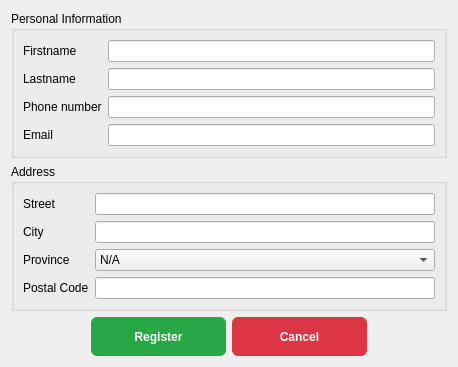
The window that SLT_Application/SLT_Application/AssessorForm.ui (amaralBruno27866/SLT_Solution) describes before a commit, drawn with Qt 5.
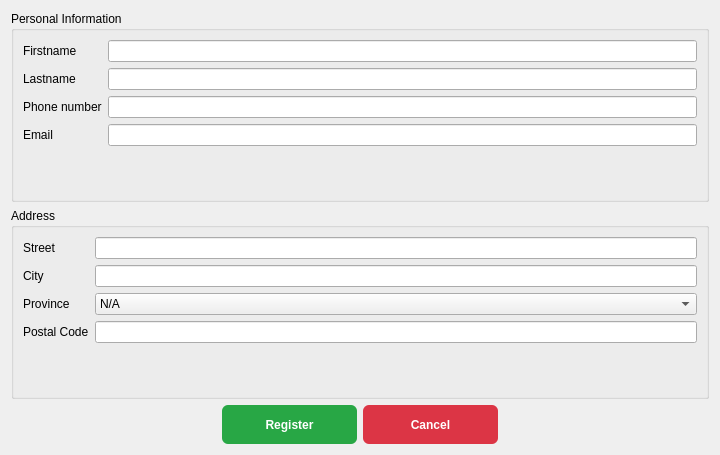
The same window after the commit.

Commit message: PUT: Implementing the Manage Assessor widget

Patch:
```diff
--- a/SLT_Application/SLT_Application/AssessorForm.ui
+++ b/SLT_Application/SLT_Application/AssessorForm.ui
@@ -6,16 +6,27 @@
    <rect>
     <x>0</x>
     <y>0</y>
-    <width>458</width>
-    <height>359</height>
+    <width>720</width>
+    <height>455</height>
    </rect>
   </property>
+  <property name="sizePolicy">
+   <sizepolicy hsizetype="Fixed" vsizetype="Fixed">
+    <horstretch>0</horstretch>
+    <verstretch>0</verstretch>
+   </sizepolicy>
+  </property>
   <property name="windowTitle">
    <string>Form</string>
   </property>
   <layout class="QVBoxLayout" name="verticalLayout">
    <item>
     <widget class="QGroupBox" name="personalInformationBox">
+     <property name="font">
+      <font>
+       <pointsize>9</pointsize>
+      </font>
+     </property>
      <property name="title">
       <string>Personal Information</string>
      </property>
@@ -28,7 +39,13 @@
        </widget>
       </item>
       <item row="0" column="1">
-       <widget class="QLineEdit" name="firstNameLineedit"/>
+       <widget class="QLineEdit" name="firstNameLineedit">
+        <property name="font">
+         <font>
+          <pointsize>9</pointsize>
+         </font>
+        </property>
+       </widget>
       </item>
       <item row="1" column="0">
        <widget class="QLabel" name="lastNameLabel">
@@ -38,7 +55,13 @@
        </widget>
       </item>
       <item row="1" column="1">
-       <widget class="QLineEdit" name="lastNameLineEdit"/>
+       <widget class="QLineEdit" name="lastNameLineEdit">
+        <property name="font">
+         <font>
+          <pointsize>9</pointsize>
+         </font>
+        </property>
+       </widget>
       </item>
       <item row="2" column="0">
        <widget class="QLabel" name="phoneNumberLabel">
@@ -48,7 +71,13 @@
        </widget>
       </item>
       <item row="2" column="1">
-       <widget class="QLineEdit" name="phoneNumberLineEdit"/>
+       <widget class="QLineEdit" name="phoneNumberLineEdit">
+        <property name="font">
+         <font>
+          <pointsize>9</pointsize>
+         </font>
+        </property>
+       </widget>
       </item>
       <item row="3" column="0">
        <widget class="QLabel" name="emailLabel">
@@ -58,39 +87,77 @@
        </widget>
       </item>
       <item row="3" column="1">
-       <widget class="QLineEdit" name="emailLineEdit"/>
+       <widget class="QLineEdit" name="emailLineEdit">
+        <property name="font">
+         <font>
+          <pointsize>9</pointsize>
+         </font>
+        </property>
+       </widget>
       </item>
      </layout>
     </widget>
    </item>
    <item>
     <widget class="QGroupBox" name="addressBox">
+     <property name="font">
+      <font>
+       <pointsize>9</pointsize>
+      </font>
+     </property>
      <property name="title">
       <string>Address</string>
      </property>
      <layout class="QFormLayout" name="formLayout_2">
       <item row="0" column="0">
        <widget class="QLabel" name="streetLabel">
+        <property name="font">
+         <font>
+          <pointsize>9</pointsize>
+         </font>
+        </property>
         <property name="text">
          <string>Street</string>
         </property>
        </widget>
       </item>
       <item row="0" column="1">
-       <widget class="QLineEdit" name="streetLineEdit"/>
+       <widget class="QLineEdit" name="streetLineEdit">
+        <property name="font">
+         <font>
+          <pointsize>9</pointsize>
+         </font>
+        </property>
+       </widget>
       </item>
       <item row="1" column="0">
        <widget class="QLabel" name="cityLabel">
+        <property name="font">
+         <font>
+          <pointsize>9</pointsize>
+         </font>
+        </property>
         <property name="text">
          <string>City</string>
         </property>
        </widget>
       </item>
       <item row="1" column="1">
-       <widget class="QLineEdit" name="cityLineEdit"/>
+       <widget class="QLineEdit" name="cityLineEdit">
+        <property name="font">
+         <font>
+          <pointsize>9</pointsize>
+         </font>
+        </property>
+       </widget>
       </item>
       <item row="2" column="0">
        <widget class="QLabel" name="label">
+        <property name="font">
+         <font>
+          <pointsize>9</pointsize>
+         </font>
+        </property>
         <property name="text">
          <string>Province</string>
         </property>
@@ -98,6 +165,11 @@
       </item>
       <item row="2" column="1">
        <widget class="QComboBox" name="provinceCbBox">
+        <property name="font">
+         <font>
+          <pointsize>9</pointsize>
+         </font>
+        </property>
         <item>
          <property name="text">
           <string>N/A</string>
@@ -172,13 +244,24 @@
       </item>
       <item row="3" column="0">
        <widget class="QLabel" name="postalCodeLabel">
+        <property name="font">
+         <font>
+          <pointsize>9</pointsize>
+         </font>
+        </property>
         <property name="text">
          <string>Postal Code</string>
         </property>
        </widget>
       </item>
       <item row="3" column="1">
-       <widget class="QLineEdit" name="postalCodeLineEdit"/>
+       <widget class="QLineEdit" name="postalCodeLineEdit">
+        <property name="font">
+         <font>
+          <pointsize>9</pointsize>
+         </font>
+        </property>
+       </widget>
       </item>
      </layout>
     </widget>
@@ -203,6 +286,12 @@
      </item>
      <item>
       <widget class="QToolButton" name="btRegister">
+       <property name="font">
+        <font>
+         <pointsize>9</pointsize>
+         <bold>true</bold>
+        </font>
+       </property>
        <property name="styleSheet">
         <string notr="true">QToolButton {
     background-color: #28a745;
@@ -227,6 +316,12 @@
      </item>
      <item>
       <widget class="QToolButton" name="btCancel">
+       <property name="font">
+        <font>
+         <pointsize>9</pointsize>
+         <bold>true</bold>
+        </font>
+       </property>
        <property name="styleSheet">
         <string notr="true">QToolButton {
     background-color: #dc3545;   /* Vermelho escuro */
```
Left out of the diff: 20 changed lines with no effect on the pictures. The commit also changes 47 other files.
